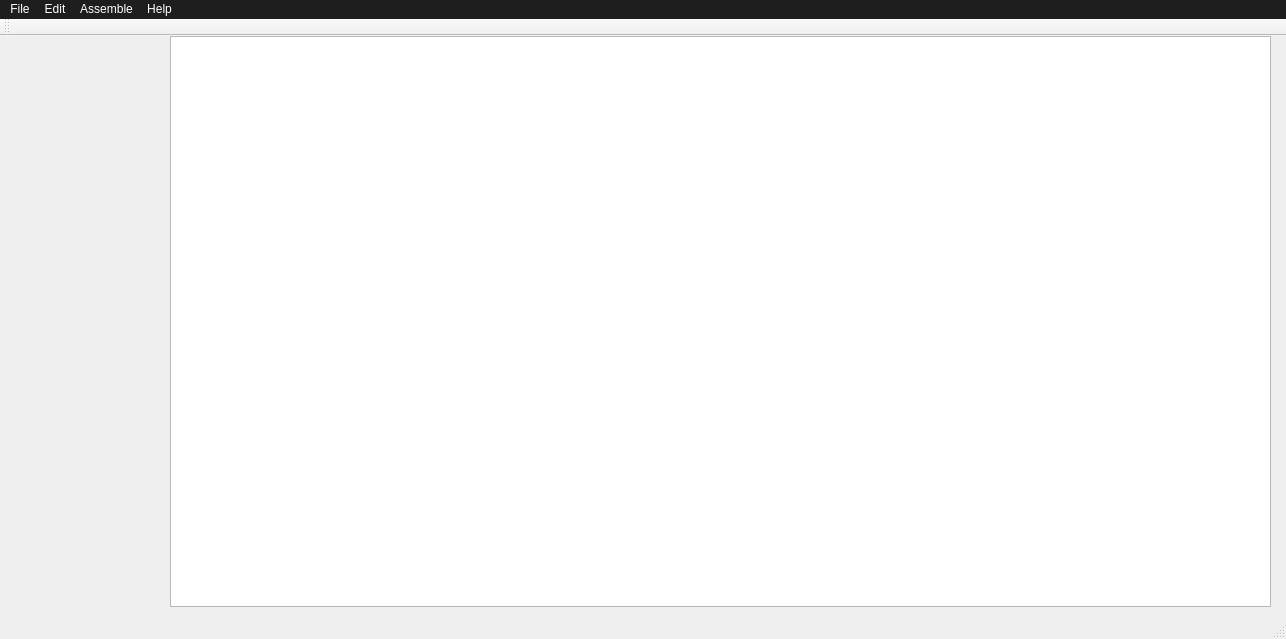
Alireza-Abrehforoush/Colossus, file Basic_Computer/mainwindow.ui: the form before one commit.
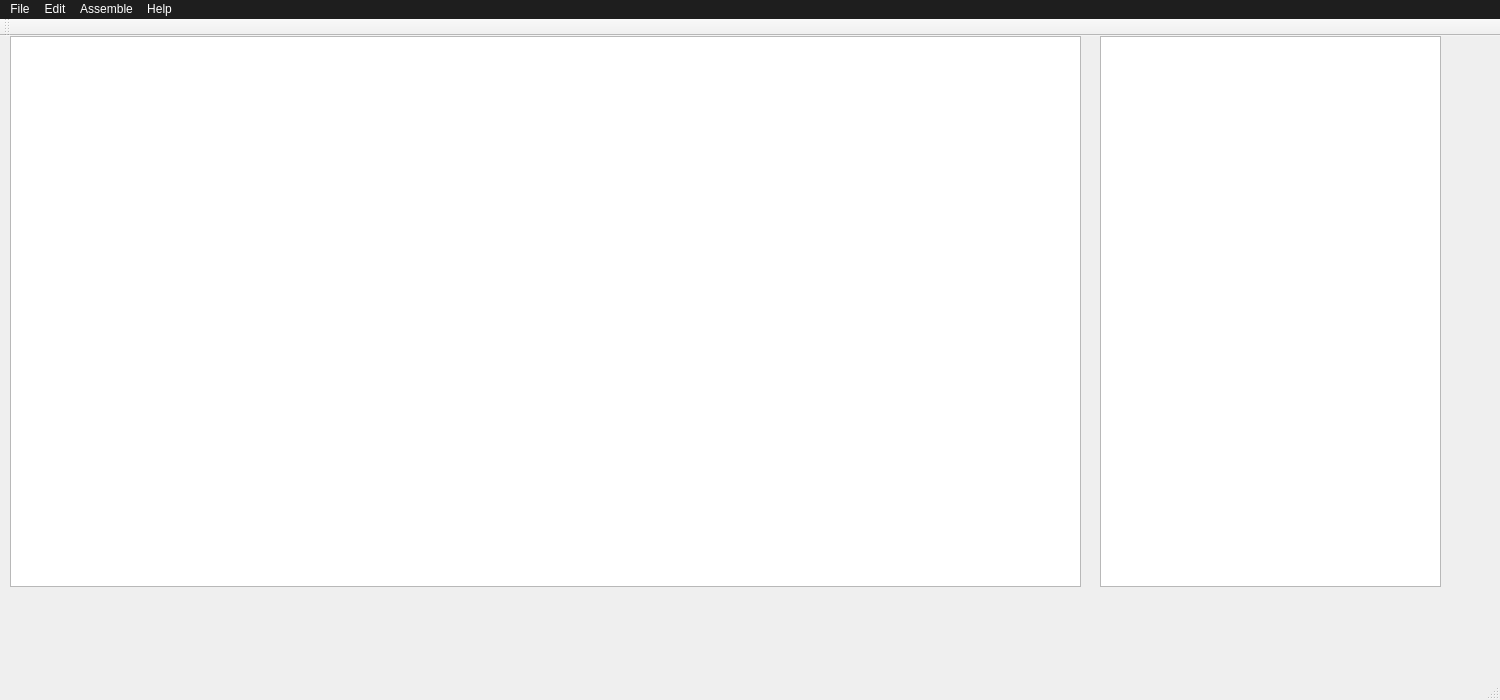
The form after the commit.

Commit message: variable table can be cleared

Patch:
```diff
--- a/Basic_Computer/mainwindow.ui
+++ b/Basic_Computer/mainwindow.ui
@@ -6,8 +6,8 @@
    <rect>
     <x>0</x>
     <y>0</y>
-    <width>1286</width>
-    <height>639</height>
+    <width>1500</width>
+    <height>700</height>
    </rect>
   </property>
   <property name="windowTitle">
@@ -20,10 +20,20 @@
    <widget class="QTextEdit" name="text_edit">
     <property name="geometry">
      <rect>
-      <x>170</x>
+      <x>10</x>
       <y>0</y>
-      <width>1101</width>
-      <height>571</height>
+      <width>1071</width>
+      <height>551</height>
+     </rect>
+    </property>
+   </widget>
+   <widget class="QTableWidget" name="variable_table">
+    <property name="geometry">
+     <rect>
+      <x>1100</x>
+      <y>0</y>
+      <width>341</width>
+      <height>551</height>
      </rect>
     </property>
    </widget>
@@ -33,7 +43,7 @@
     <rect>
      <x>0</x>
      <y>0</y>
-     <width>1286</width>
+     <width>1500</width>
      <height>26</height>
     </rect>
    </property>
```
The commit also changes 38 other files.
